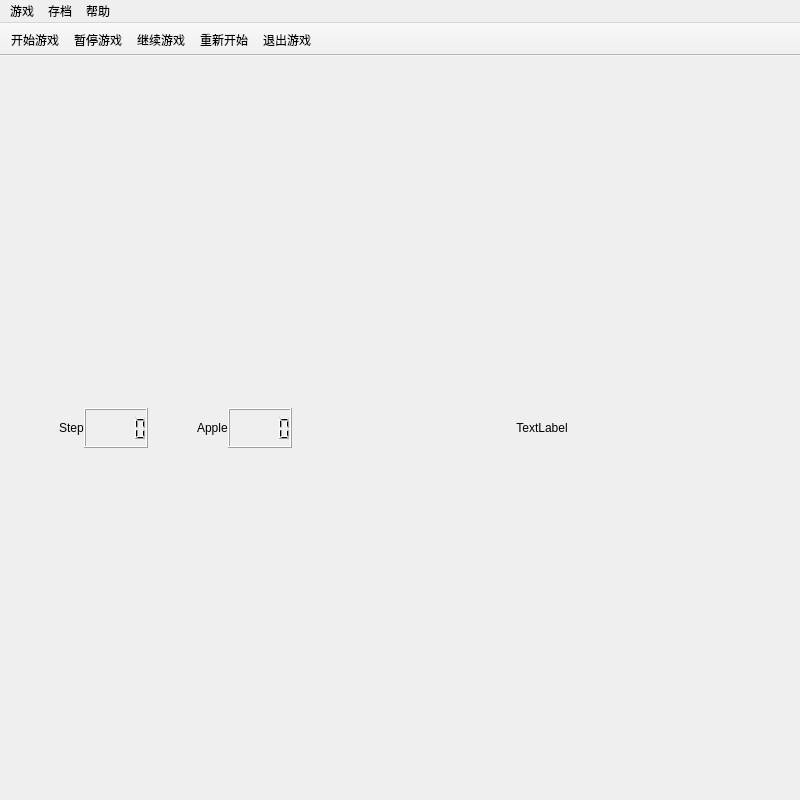
Before: the Qt Designer form gamewindow.ui in NickLennonLiu/qtSnake, drawn with Qt 5.
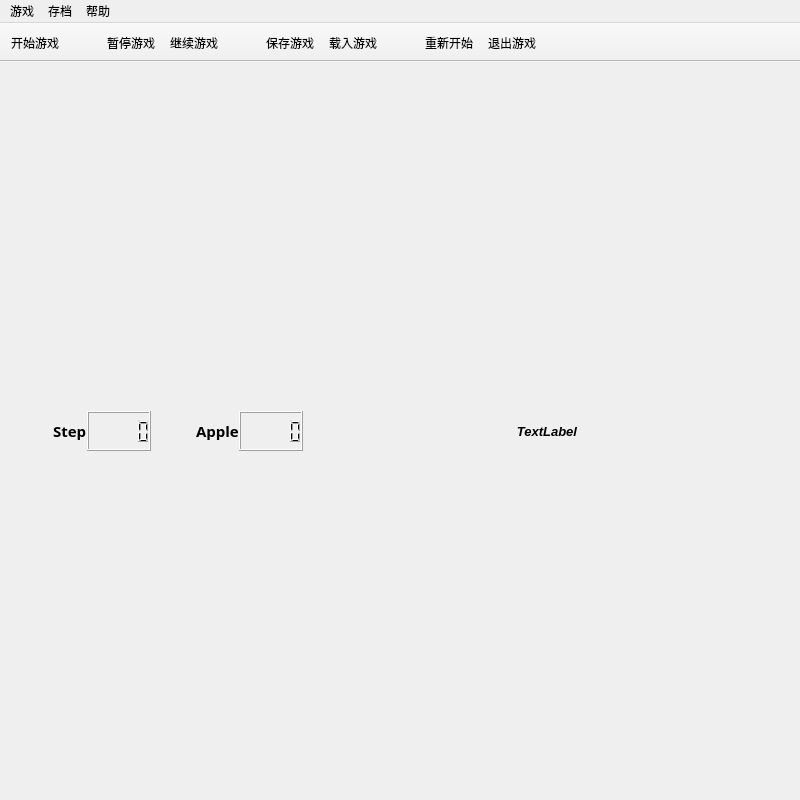
After: the same form once the commit is applied. Icons and pictures are not drawn.

```diff
--- a/gamewindow.ui
+++ b/gamewindow.ui
@@ -70,6 +70,14 @@
             <height>30</height>
            </size>
           </property>
+          <property name="font">
+           <font>
+            <family>Cascadia Mono SemiBold</family>
+            <pointsize>11</pointsize>
+            <weight>75</weight>
+            <bold>true</bold>
+           </font>
+          </property>
           <property name="text">
            <string>Step</string>
           </property>
@@ -121,6 +129,14 @@
             <height>30</height>
            </size>
           </property>
+          <property name="font">
+           <font>
+            <family>Cascadia Code SemiBold</family>
+            <pointsize>11</pointsize>
+            <weight>75</weight>
+            <bold>true</bold>
+           </font>
+          </property>
           <property name="text">
            <string>Apple</string>
           </property>
@@ -184,6 +200,15 @@
             <height>16777215</height>
            </size>
           </property>
+          <property name="font">
+           <font>
+            <family>Arial</family>
+            <pointsize>10</pointsize>
+            <weight>75</weight>
+            <italic>true</italic>
+            <bold>true</bold>
+           </font>
+          </property>
           <property name="text">
            <string>TextLabel</string>
           </property>
@@ -269,8 +294,13 @@
     <bool>false</bool>
    </attribute>
    <addaction name="actionStart"/>
+   <addaction name="blank1"/>
    <addaction name="actionPause"/>
    <addaction name="actionContinue"/>
+   <addaction name="blank1_3"/>
+   <addaction name="actionSave"/>
+   <addaction name="actionLoad"/>
+   <addaction name="blank1_5"/>
    <addaction name="actionRestart"/>
    <addaction name="actionExit"/>
   </widget>
@@ -371,6 +401,21 @@
     <string>关于本游戏</string>
    </property>
   </action>
+  <action name="blank1">
+   <property name="text">
+    <string> </string>
+   </property>
+  </action>
+  <action name="blank1_3">
+   <property name="text">
+    <string/>
+   </property>
+  </action>
+  <action name="blank1_5">
+   <property name="text">
+    <string/>
+   </property>
+  </action>
  </widget>
  <resources>
   <include location="icons.qrc"/>
```
Left out of the diff: 12 changed lines with no effect on the pictures.
